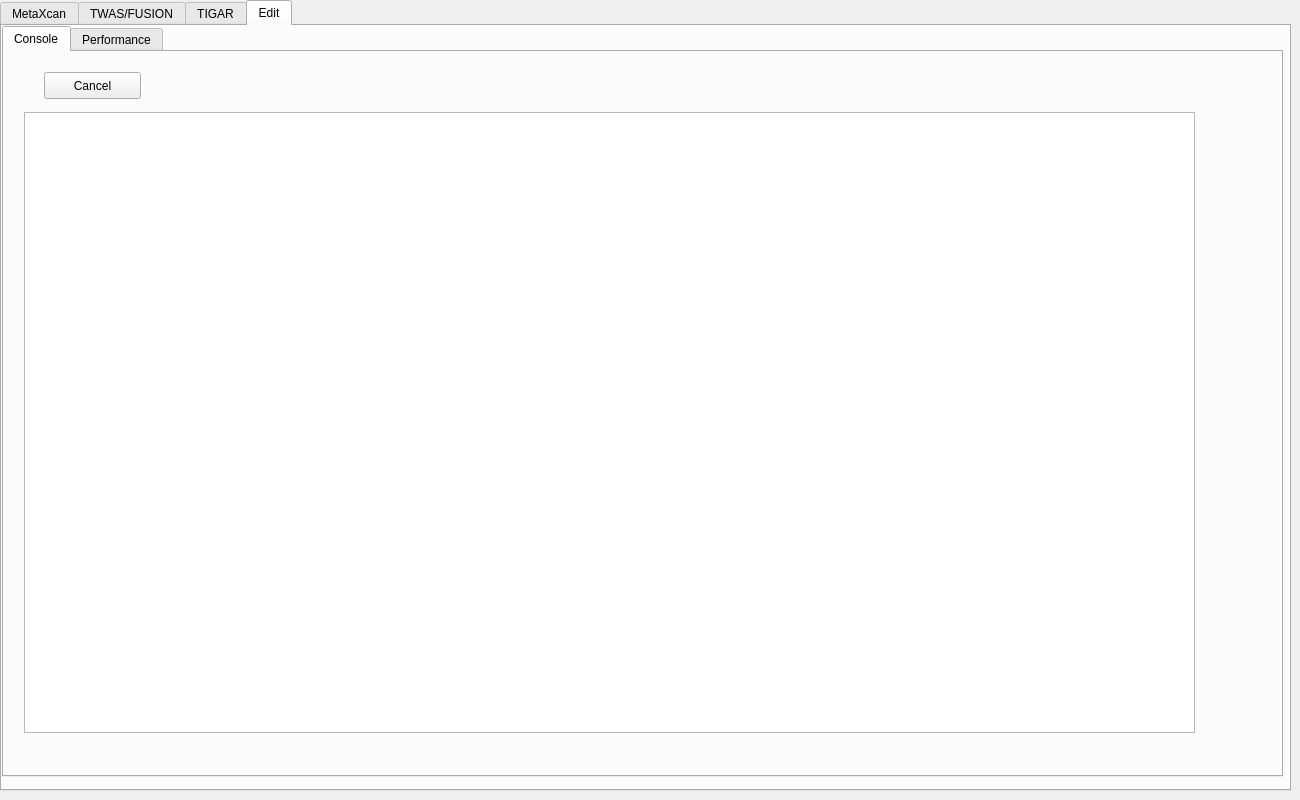
Before: the Qt Designer form view/App_View.ui in sgrzegorz/imputation_methods_comparison, drawn with Qt 5.
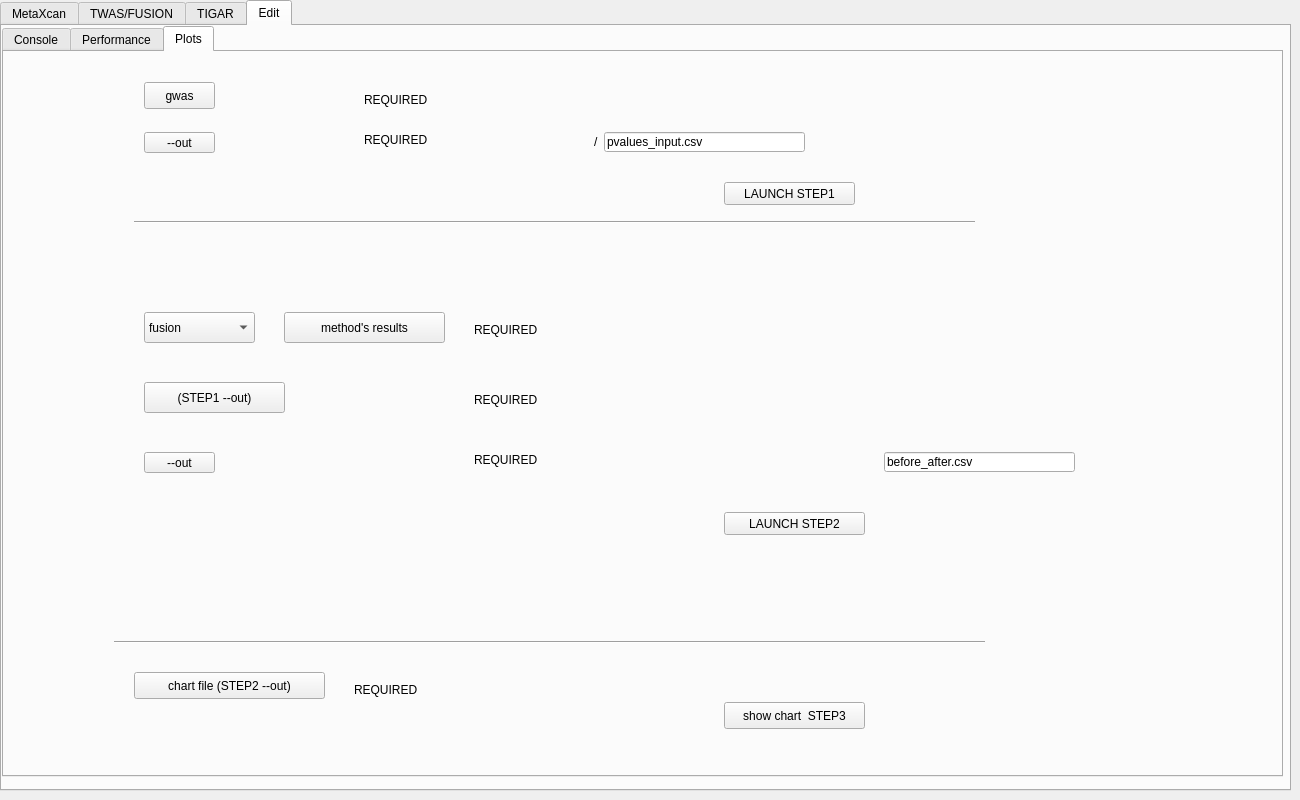
After: the same form once the commit is applied. The open tabs and pages were chosen to show the change.

Commit message: pvalue charts in browser

The edit to the form file:
```diff
--- a/view/App_View.ui
+++ b/view/App_View.ui
@@ -6104,7 +6104,7 @@
        </rect>
       </property>
       <property name="currentIndex">
-       <number>0</number>
+       <number>2</number>
       </property>
       <widget class="QWidget" name="tab_23">
        <attribute name="title">
@@ -6139,6 +6139,315 @@
         <string>Performance</string>
        </attribute>
       </widget>
+      <widget class="QWidget" name="tab_8">
+       <attribute name="title">
+        <string>Plots</string>
+       </attribute>
+       <widget class="QLabel" name="PLT2OUTLABEL">
+        <property name="geometry">
+         <rect>
+          <x>470</x>
+          <y>400</y>
+          <width>291</width>
+          <height>16</height>
+         </rect>
+        </property>
+        <property name="text">
+         <string>REQUIRED</string>
+        </property>
+       </widget>
+       <widget class="QPushButton" name="PLT1OUT">
+        <property name="geometry">
+         <rect>
+          <x>140</x>
+          <y>80</y>
+          <width>71</width>
+          <height>21</height>
+         </rect>
+        </property>
+        <property name="styleSheet">
+         <string notr="true"/>
+        </property>
+        <property name="text">
+         <string>--out</string>
+        </property>
+       </widget>
+       <widget class="QPushButton" name="PLT2OUT">
+        <property name="geometry">
+         <rect>
+          <x>140</x>
+          <y>400</y>
+          <width>71</width>
+          <height>21</height>
+         </rect>
+        </property>
+        <property name="styleSheet">
+         <string notr="true"/>
+        </property>
+        <property name="text">
+         <string>--out</string>
+        </property>
+       </widget>
+       <widget class="QPushButton" name="PLT1GWAS">
+        <property name="geometry">
+         <rect>
+          <x>140</x>
+          <y>30</y>
+          <width>71</width>
+          <height>27</height>
+         </rect>
+        </property>
+        <property name="text">
+         <string>gwas</string>
+        </property>
+       </widget>
+       <widget class="QPushButton" name="PLT2STEPFILE">
+        <property name="geometry">
+         <rect>
+          <x>140</x>
+          <y>330</y>
+          <width>141</width>
+          <height>31</height>
+         </rect>
+        </property>
+        <property name="text">
+         <string> (STEP1 --out) </string>
+        </property>
+       </widget>
+       <widget class="QPushButton" name="PLT1LAUNCH">
+        <property name="geometry">
+         <rect>
+          <x>720</x>
+          <y>130</y>
+          <width>131</width>
+          <height>23</height>
+         </rect>
+        </property>
+        <property name="text">
+         <string>LAUNCH STEP1</string>
+        </property>
+       </widget>
+       <widget class="QLabel" name="MPXPHENLABEL_28">
+        <property name="geometry">
+         <rect>
+          <x>830</x>
+          <y>400</y>
+          <width>81</width>
+          <height>16</height>
+         </rect>
+        </property>
+        <property name="text">
+         <string/>
+        </property>
+       </widget>
+       <widget class="QPushButton" name="PLT3LAUNCH">
+        <property name="geometry">
+         <rect>
+          <x>720</x>
+          <y>650</y>
+          <width>141</width>
+          <height>27</height>
+         </rect>
+        </property>
+        <property name="text">
+         <string>show chart  STEP3</string>
+        </property>
+       </widget>
+       <widget class="QLineEdit" name="PLT2OUTFILE">
+        <property name="geometry">
+         <rect>
+          <x>880</x>
+          <y>400</y>
+          <width>191</width>
+          <height>20</height>
+         </rect>
+        </property>
+        <property name="text">
+         <string>before_after.csv</string>
+        </property>
+       </widget>
+       <widget class="Line" name="line">
+        <property name="geometry">
+         <rect>
+          <x>130</x>
+          <y>160</y>
+          <width>841</width>
+          <height>21</height>
+         </rect>
+        </property>
+        <property name="orientation">
+         <enum>Qt::Horizontal</enum>
+        </property>
+       </widget>
+       <widget class="QLabel" name="PLT1OUTLABEL">
+        <property name="geometry">
+         <rect>
+          <x>360</x>
+          <y>80</y>
+          <width>121</width>
+          <height>16</height>
+         </rect>
+        </property>
+        <property name="text">
+         <string>REQUIRED</string>
+        </property>
+       </widget>
+       <widget class="QLabel" name="PLT2RESULTSLABEL">
+        <property name="geometry">
+         <rect>
+          <x>470</x>
+          <y>270</y>
+          <width>761</width>
+          <height>16</height>
+         </rect>
+        </property>
+        <property name="text">
+         <string>REQUIRED</string>
+        </property>
+       </widget>
+       <widget class="QLineEdit" name="PLT1OUTFILE">
+        <property name="geometry">
+         <rect>
+          <x>600</x>
+          <y>80</y>
+          <width>201</width>
+          <height>20</height>
+         </rect>
+        </property>
+        <property name="text">
+         <string>pvalues_input.csv</string>
+        </property>
+       </widget>
+       <widget class="QLabel" name="MPXPHENLABEL_29">
+        <property name="geometry">
+         <rect>
+          <x>590</x>
+          <y>80</y>
+          <width>20</width>
+          <height>20</height>
+         </rect>
+        </property>
+        <property name="text">
+         <string>/</string>
+        </property>
+       </widget>
+       <widget class="QLabel" name="PLT2STEPFILELABEL">
+        <property name="geometry">
+         <rect>
+          <x>470</x>
+          <y>340</y>
+          <width>661</width>
+          <height>16</height>
+         </rect>
+        </property>
+        <property name="text">
+         <string>REQUIRED</string>
+        </property>
+       </widget>
+       <widget class="QPushButton" name="PLT3FILE">
+        <property name="geometry">
+         <rect>
+          <x>130</x>
+          <y>620</y>
+          <width>191</width>
+          <height>27</height>
+         </rect>
+        </property>
+        <property name="text">
+         <string>chart file (STEP2 --out)</string>
+        </property>
+       </widget>
+       <widget class="QComboBox" name="PLT2METHOD">
+        <property name="geometry">
+         <rect>
+          <x>140</x>
+          <y>260</y>
+          <width>111</width>
+          <height>31</height>
+         </rect>
+        </property>
+        <item>
+         <property name="text">
+          <string>fusion</string>
+         </property>
+        </item>
+        <item>
+         <property name="text">
+          <string>tigar</string>
+         </property>
+        </item>
+        <item>
+         <property name="text">
+          <string>metaxcan</string>
+         </property>
+        </item>
+       </widget>
+       <widget class="Line" name="line_5">
+        <property name="geometry">
+         <rect>
+          <x>110</x>
+          <y>580</y>
+          <width>871</width>
+          <height>20</height>
+         </rect>
+        </property>
+        <property name="orientation">
+         <enum>Qt::Horizontal</enum>
+        </property>
+       </widget>
+       <widget class="QPushButton" name="PLT2LAUNCH">
+        <property name="geometry">
+         <rect>
+          <x>720</x>
+          <y>460</y>
+          <width>141</width>
+          <height>23</height>
+         </rect>
+        </property>
+        <property name="text">
+         <string>LAUNCH STEP2</string>
+        </property>
+       </widget>
+       <widget class="QPushButton" name="PLT2RESULTS">
+        <property name="geometry">
+         <rect>
+          <x>280</x>
+          <y>260</y>
+          <width>161</width>
+          <height>31</height>
+         </rect>
+        </property>
+        <property name="text">
+         <string>method's results</string>
+        </property>
+       </widget>
+       <widget class="QLabel" name="PLT1GWASLABEL">
+        <property name="geometry">
+         <rect>
+          <x>360</x>
+          <y>40</y>
+          <width>381</width>
+          <height>16</height>
+         </rect>
+        </property>
+        <property name="text">
+         <string>REQUIRED</string>
+        </property>
+       </widget>
+       <widget class="QLabel" name="PLT3FILELABEL">
+        <property name="geometry">
+         <rect>
+          <x>350</x>
+          <y>630</y>
+          <width>431</width>
+          <height>16</height>
+         </rect>
+        </property>
+        <property name="text">
+         <string>REQUIRED</string>
+        </property>
+       </widget>
+      </widget>
      </widget>
     </widget>
    </widget>
```
Left out of the diff: 86 changed lines with no effect on the pictures. The commit also changes 7 other files.
